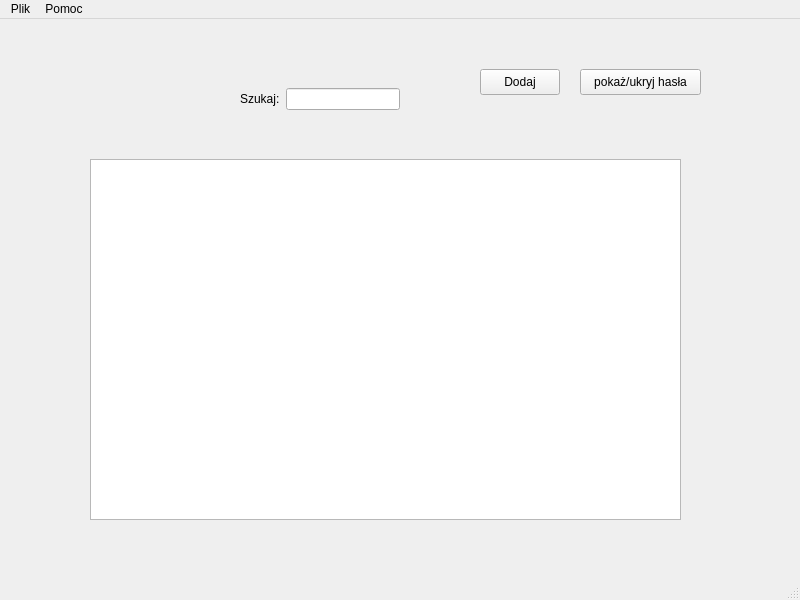
The window that mainwindow.ui (coriscodepage/PasswordManager) describes before a commit, drawn with Qt 5.
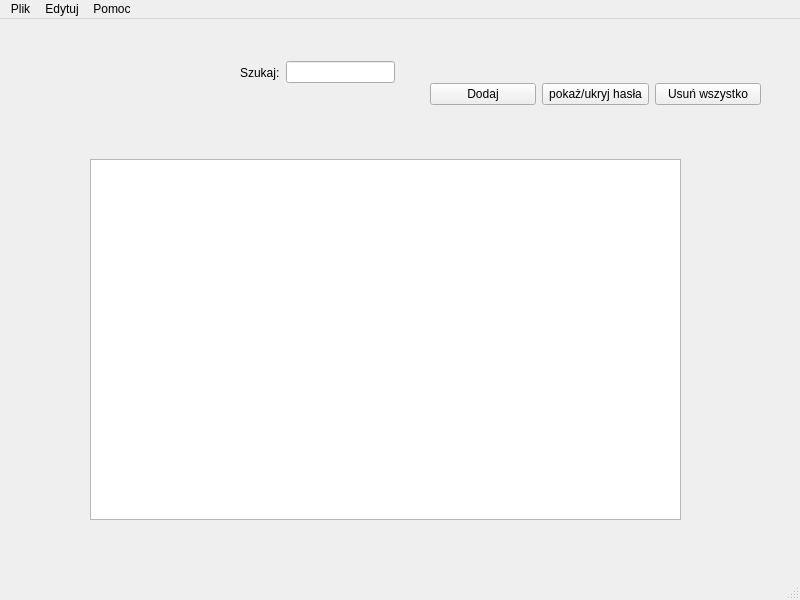
The same window after the commit.

```diff
--- a/mainwindow.ui
+++ b/mainwindow.ui
@@ -29,8 +29,8 @@
      <rect>
       <x>240</x>
       <y>40</y>
-      <width>160</width>
-      <height>80</height>
+      <width>155</width>
+      <height>27</height>
      </rect>
     </property>
     <layout class="QHBoxLayout" name="horizontalLayout">
@@ -46,31 +46,38 @@
      </item>
     </layout>
    </widget>
-   <widget class="QPushButton" name="AddButton">
+   <widget class="QWidget" name="horizontalLayoutWidget_2">
     <property name="geometry">
      <rect>
-      <x>480</x>
-      <y>50</y>
-      <width>80</width>
-      <height>26</height>
+      <x>430</x>
+      <y>30</y>
+      <width>331</width>
+      <height>91</height>
      </rect>
     </property>
-    <property name="text">
-     <string>Dodaj</string>
-    </property>
-   </widget>
-   <widget class="QPushButton" name="PasswordVisibilityButton">
-    <property name="geometry">
-     <rect>
-      <x>580</x>
-      <y>50</y>
-      <width>121</width>
-      <height>26</height>
-     </rect>
-    </property>
-    <property name="text">
-     <string>pokaż/ukryj hasła</string>
-    </property>
+    <layout class="QHBoxLayout" name="horizontalLayout_2">
+     <item>
+      <widget class="QPushButton" name="AddButton">
+       <property name="text">
+        <string>Dodaj</string>
+       </property>
+      </widget>
+     </item>
+     <item>
+      <widget class="QPushButton" name="PasswordVisibilityButton">
+       <property name="text">
+        <string>pokaż/ukryj hasła</string>
+       </property>
+      </widget>
+     </item>
+     <item>
+      <widget class="QPushButton" name="ClearAllButton">
+       <property name="text">
+        <string>Usuń wszystko</string>
+       </property>
+      </widget>
+     </item>
+    </layout>
    </widget>
   </widget>
   <widget class="QMenuBar" name="menubar">
@@ -82,7 +89,7 @@
      <height>23</height>
     </rect>
    </property>
-   <widget class="QMenu" name="menuabab">
+   <widget class="QMenu" name="menuFile">
     <property name="title">
      <string>Plik</string>
     </property>
@@ -92,14 +99,22 @@
     <addaction name="actionZapisz_jako"/>
     <addaction name="actionZamknij"/>
    </widget>
-   <widget class="QMenu" name="menucdcd">
+   <widget class="QMenu" name="menuHelp">
     <property name="title">
      <string>Pomoc</string>
     </property>
     <addaction name="actionInformacje"/>
    </widget>
-   <addaction name="menuabab"/>
-   <addaction name="menucdcd"/>
+   <widget class="QMenu" name="menuEdit">
+    <property name="title">
+     <string>Edytuj</string>
+    </property>
+    <addaction name="actionUndo"/>
+    <addaction name="actionRedo"/>
+   </widget>
+   <addaction name="menuFile"/>
+   <addaction name="menuEdit"/>
+   <addaction name="menuHelp"/>
   </widget>
   <widget class="QStatusBar" name="statusbar"/>
   <action name="actionInformacje">
```
Left out of the diff: 74 changed lines with no effect on the pictures.
